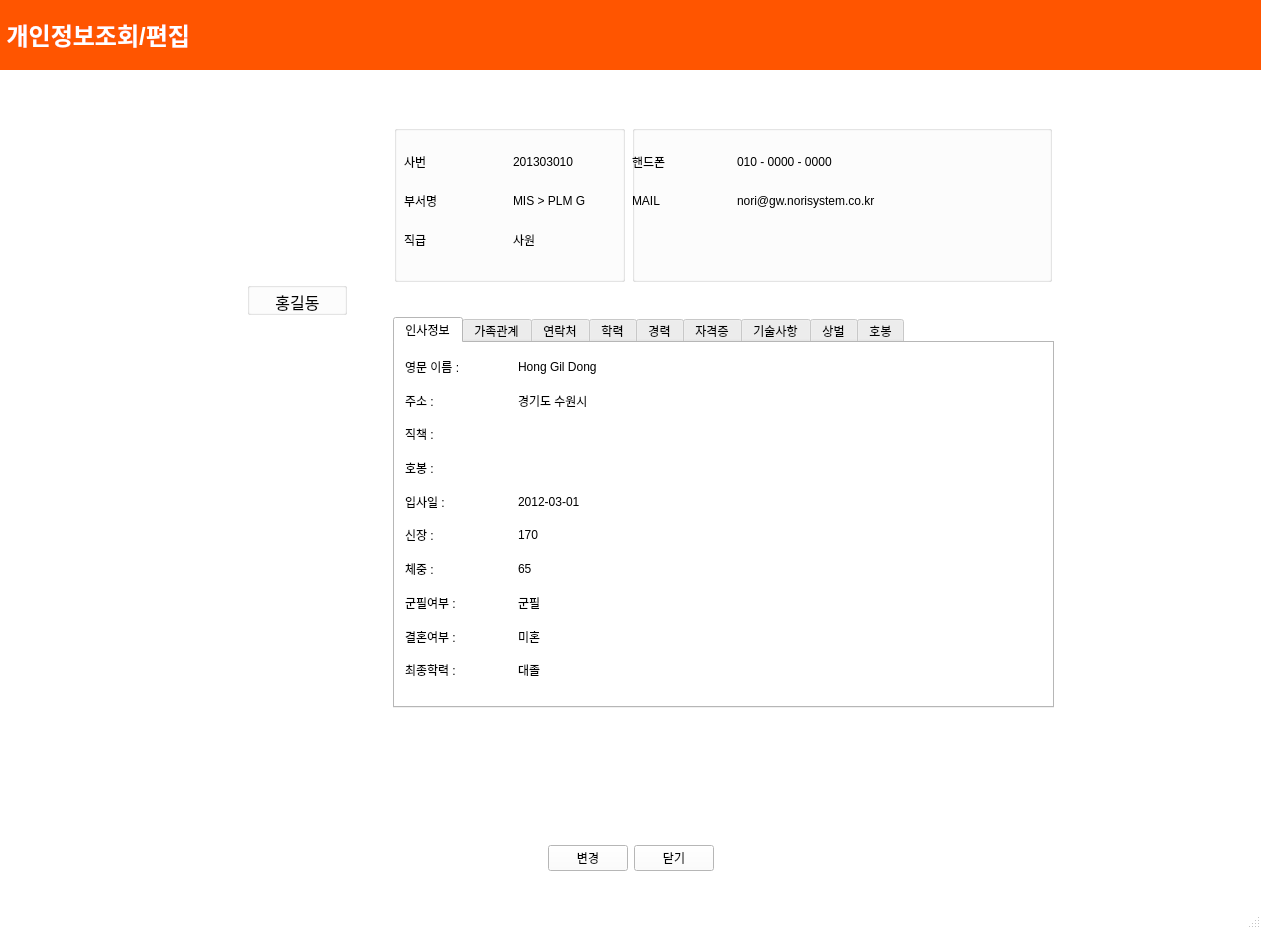
This is emp_info.ui in hyeona-jeong/HRIS as Qt 5 draws it before an edit. The edited form follows.
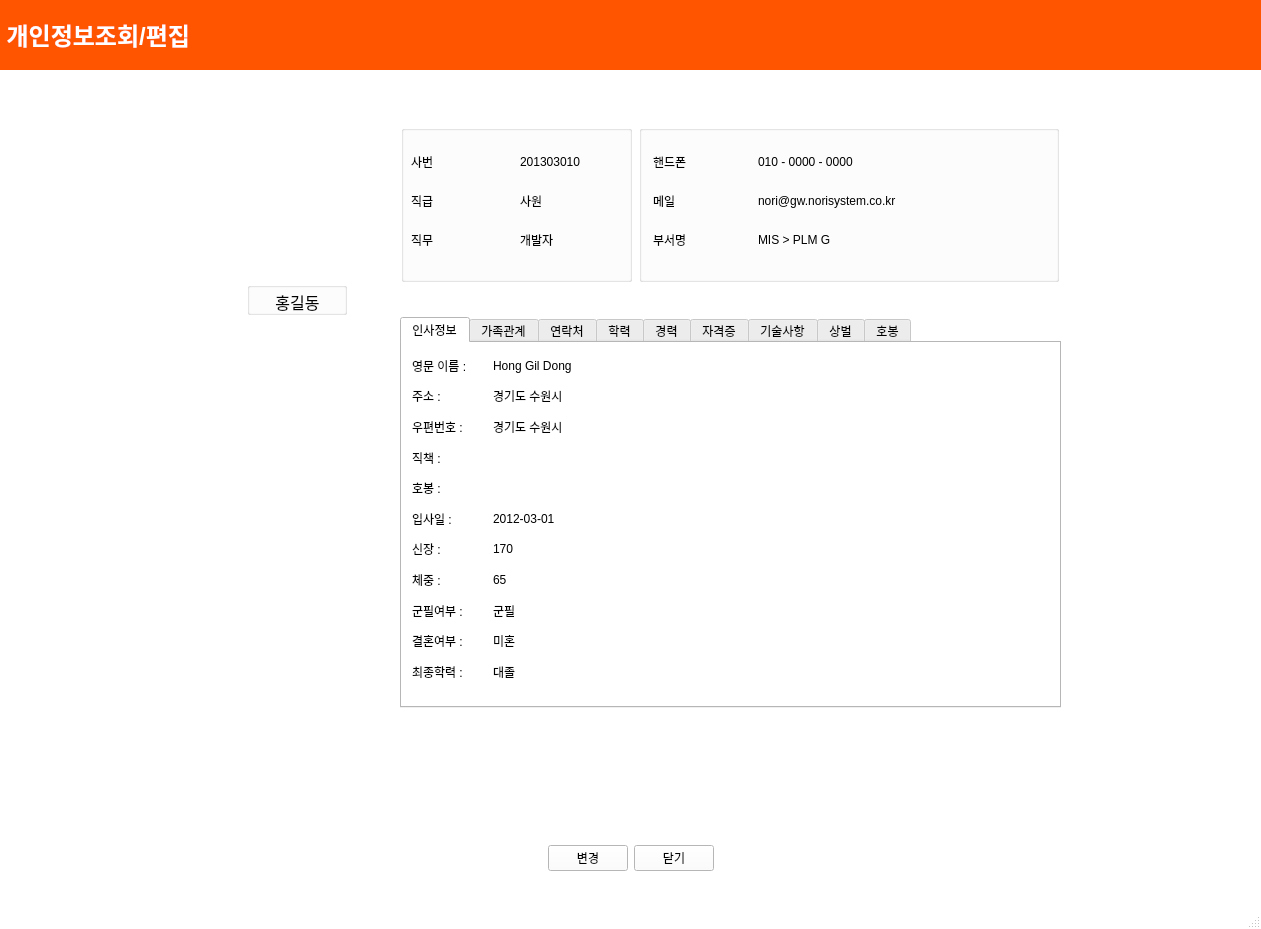
This is the edited form. Icons and pictures are not drawn.

The edit to the form file:
```diff
--- a/emp_info.ui
+++ b/emp_info.ui
@@ -637,13 +637,13 @@
             <widget class="QLabel" name="label_19">
              <property name="minimumSize">
               <size>
-               <width>0</width>
+               <width>194</width>
                <height>151</height>
               </size>
              </property>
              <property name="maximumSize">
               <size>
-               <width>16777215</width>
+               <width>194</width>
                <height>151</height>
               </size>
              </property>
@@ -665,6 +665,9 @@
                <property name="orientation">
                 <enum>Qt::Horizontal</enum>
                </property>
+               <property name="sizeType">
+                <enum>QSizePolicy::Fixed</enum>
+               </property>
                <property name="sizeHint" stdset="0">
                 <size>
                  <width>40</width>
@@ -728,6 +731,9 @@
                <property name="orientation">
                 <enum>Qt::Horizontal</enum>
                </property>
+               <property name="sizeType">
+                <enum>QSizePolicy::Fixed</enum>
+               </property>
                <property name="sizeHint" stdset="0">
                 <size>
                  <width>40</width>
@@ -801,17 +807,10 @@
                  </rect>
                 </property>
                 <layout class="QGridLayout" name="gridLayout_10">
-                 <item row="0" column="0">
-                  <widget class="QLabel" name="label_76">
+                 <item row="2" column="1">
+                  <widget class="QLabel" name="position">
                    <property name="text">
-                    <string>사번</string>
-                   </property>
-                  </widget>
-                 </item>
-                 <item row="1" column="0">
-                  <widget class="QLabel" name="label_77">
-                   <property name="text">
-                    <string>부서명</string>
+                    <string>개발자</string>
                    </property>
                   </widget>
                  </item>
@@ -822,22 +821,29 @@
                    </property>
                   </widget>
                  </item>
-                 <item row="1" column="1">
-                  <widget class="QLabel" name="label_79">
-                   <property name="text">
-                    <string>MIS &gt; PLM G</string>
-                   </property>
-                  </widget>
-                 </item>
                  <item row="2" column="0">
                   <widget class="QLabel" name="label_80">
                    <property name="text">
+                    <string>직무</string>
+                   </property>
+                  </widget>
+                 </item>
+                 <item row="0" column="0">
+                  <widget class="QLabel" name="label_76">
+                   <property name="text">
+                    <string>사번</string>
+                   </property>
+                  </widget>
+                 </item>
+                 <item row="1" column="0">
+                  <widget class="QLabel" name="label_86">
+                   <property name="text">
                     <string>직급</string>
                    </property>
                   </widget>
                  </item>
-                 <item row="2" column="1">
-                  <widget class="QLabel" name="label_81">
+                 <item row="1" column="1">
+                  <widget class="QLabel" name="emprank">
                    <property name="text">
                     <string>사원</string>
                    </property>
@@ -867,7 +873,7 @@
                <widget class="QWidget" name="gridLayoutWidget_8">
                 <property name="geometry">
                  <rect>
-                  <x>0</x>
+                  <x>14</x>
                   <y>20</y>
                   <width>401</width>
                   <height>111</height>
@@ -877,7 +883,7 @@
                  <item row="1" column="0">
                   <widget class="QLabel" name="label_82">
                    <property name="text">
-                    <string>MAIL</string>
+                    <string>메일</string>
                    </property>
                   </widget>
                  </item>
@@ -895,20 +901,6 @@
                    </property>
                   </widget>
                  </item>
-                 <item row="2" column="0">
-                  <widget class="QLabel" name="label_85">
-                   <property name="text">
-                    <string/>
-                   </property>
-                  </widget>
-                 </item>
-                 <item row="2" column="1">
-                  <widget class="QLabel" name="label_86">
-                   <property name="text">
-                    <string/>
-                   </property>
-                  </widget>
-                 </item>
                  <item row="0" column="1">
                   <widget class="QLabel" name="label_87">
                    <property name="text">
@@ -916,6 +908,20 @@
                    </property>
                   </widget>
                  </item>
+                 <item row="2" column="0">
+                  <widget class="QLabel" name="label_77">
+                   <property name="text">
+                    <string>부서명</string>
+                   </property>
+                  </widget>
+                 </item>
+                 <item row="2" column="1">
+                  <widget class="QLabel" name="dept">
+                   <property name="text">
+                    <string>MIS &gt; PLM G</string>
+                   </property>
+                  </widget>
+                 </item>
                 </layout>
                </widget>
               </widget>
@@ -985,7 +991,64 @@
                   <height>331</height>
                  </rect>
                 </property>
-                <layout class="QGridLayout" name="gridLayout_42" columnstretch="1,7">
+                <layout class="QGridLayout" name="gridLayout_42" columnstretch="1,0">
+                 <item row="5" column="0">
+                  <widget class="QLabel" name="label_392">
+                   <property name="sizePolicy">
+                    <sizepolicy hsizetype="Minimum" vsizetype="Minimum">
+                     <horstretch>0</horstretch>
+                     <verstretch>0</verstretch>
+                    </sizepolicy>
+                   </property>
+                   <property name="minimumSize">
+                    <size>
+                     <width>75</width>
+                     <height>20</height>
+                    </size>
+                   </property>
+                   <property name="maximumSize">
+                    <size>
+                     <width>75</width>
+                     <height>16777215</height>
+                    </size>
+                   </property>
+                   <property name="text">
+                    <string>입사일 :</string>
+                   </property>
+                  </widget>
+                 </item>
+                 <item row="3" column="1">
+                  <widget class="QLabel" name="work_pos">
+                   <property name="text">
+                    <string/>
+                   </property>
+                  </widget>
+                 </item>
+                 <item row="1" column="0">
+                  <widget class="QLabel" name="label_389">
+                   <property name="sizePolicy">
+                    <sizepolicy hsizetype="Minimum" vsizetype="Minimum">
+                     <horstretch>0</horstretch>
+                     <verstretch>0</verstretch>
+                    </sizepolicy>
+                   </property>
+                   <property name="minimumSize">
+                    <size>
+                     <width>75</width>
+                     <height>20</height>
+                    </size>
+                   </property>
+                   <property name="maximumSize">
+                    <size>
+                     <width>75</width>
+                     <height>16777215</height>
+                    </size>
+                   </property>
+                   <property name="text">
+                    <string>주소 : </string>
+                   </property>
+                  </widget>
+                 </item>
                  <item row="0" column="0">
                   <widget class="QLabel" name="label_385">
                    <property name="sizePolicy">
@@ -996,150 +1059,30 @@
                    </property>
                    <property name="minimumSize">
                     <size>
-                     <width>107</width>
+                     <width>75</width>
                      <height>20</height>
                     </size>
                    </property>
+                   <property name="maximumSize">
+                    <size>
+                     <width>75</width>
+                     <height>16777215</height>
+                    </size>
+                   </property>
                    <property name="text">
                     <string>영문 이름 :</string>
                    </property>
                   </widget>
                  </item>
-                 <item row="8" column="0">
-                  <widget class="QLabel" name="label_386">
-                   <property name="sizePolicy">
-                    <sizepolicy hsizetype="Minimum" vsizetype="Minimum">
-                     <horstretch>0</horstretch>
-                     <verstretch>0</verstretch>
-                    </sizepolicy>
-                   </property>
-                   <property name="minimumSize">
-                    <size>
-                     <width>107</width>
-                     <height>20</height>
-                    </size>
-                   </property>
+                 <item row="4" column="1">
+                  <widget class="QLabel" name="sal">
                    <property name="text">
-                    <string>결혼여부 :</string>
+                    <string/>
                    </property>
                   </widget>
                  </item>
                  <item row="6" column="1">
-                  <widget class="QLabel" name="label_387">
-                   <property name="sizePolicy">
-                    <sizepolicy hsizetype="Minimum" vsizetype="Minimum">
-                     <horstretch>0</horstretch>
-                     <verstretch>0</verstretch>
-                    </sizepolicy>
-                   </property>
-                   <property name="minimumSize">
-                    <size>
-                     <width>352</width>
-                     <height>20</height>
-                    </size>
-                   </property>
-                   <property name="text">
-                    <string>65</string>
-                   </property>
-                  </widget>
-                 </item>
-                 <item row="3" column="0">
-                  <widget class="QLabel" name="label_388">
-                   <property name="sizePolicy">
-                    <sizepolicy hsizetype="Minimum" vsizetype="Minimum">
-                     <horstretch>0</horstretch>
-                     <verstretch>0</verstretch>
-                    </sizepolicy>
-                   </property>
-                   <property name="minimumSize">
-                    <size>
-                     <width>107</width>
-                     <height>20</height>
-                    </size>
-                   </property>
-                   <property name="text">
-                    <string>호봉 :</string>
-                   </property>
-                  </widget>
-                 </item>
-                 <item row="1" column="0">
-                  <widget class="QLabel" name="label_389">
-                   <property name="sizePolicy">
-                    <sizepolicy hsizetype="Minimum" vsizetype="Minimum">
-                     <horstretch>0</horstretch>
-                     <verstretch>0</verstretch>
-                    </sizepolicy>
-                   </property>
-                   <property name="minimumSize">
-                    <size>
-                     <width>107</width>
-                     <height>20</height>
-                    </size>
-                   </property>
-                   <property name="text">
-                    <string>주소 : </string>
-                   </property>
-                  </widget>
-                 </item>
-                 <item row="7" column="1">
-                  <widget class="QLabel" name="label_390">
-                   <property name="sizePolicy">
-                    <sizepolicy hsizetype="Minimum" vsizetype="Minimum">
-                     <horstretch>0</horstretch>
-                     <verstretch>0</verstretch>
-                    </sizepolicy>
-                   </property>
-                   <property name="minimumSize">
-                    <size>
-                     <width>352</width>
-                     <height>20</height>
-                    </size>
-                   </property>
-                   <property name="text">
-                    <string>군필</string>
-                   </property>
-                  </widget>
-                 </item>
-                 <item row="9" column="0">
-                  <widget class="QLabel" name="label_391">
-                   <property name="sizePolicy">
-                    <sizepolicy hsizetype="Minimum" vsizetype="Minimum">
-                     <horstretch>0</horstretch>
-                     <verstretch>0</verstretch>
-                    </sizepolicy>
-                   </property>
-                   <property name="minimumSize">
-                    <size>
-                     <width>107</width>
-                     <height>20</height>
-                    </size>
-                   </property>
-                   <property name="text">
-                    <string>최종학력 :</string>
-                   </property>
-                  </widget>
-                 </item>
-                 <item row="4" column="0">
-                  <widget class="QLabel" name="label_392">
-                   <property name="sizePolicy">
-                    <sizepolicy hsizetype="Minimum" vsizetype="Minimum">
-                     <horstretch>0</horstretch>
-                     <verstretch>0</verstretch>
-                    </sizepolicy>
-                   </property>
-                   <property name="minimumSize">
-                    <size>
-                     <width>107</width>
-                     <height>20</height>
-                    </size>
-                   </property>
-                   <property name="text">
-                    <string>입사일 :</string>
-                   </property>
-                  </widget>
-                 </item>
-                 <item row="5" column="1">
-                  <widget class="QLabel" name="label_393">
+                  <widget class="QLabel" name="height">
                    <property name="sizePolicy">
                     <sizepolicy hsizetype="Minimum" vsizetype="Minimum">
                      <horstretch>0</horstretch>
@@ -1176,8 +1119,27 @@
                    </property>
                   </widget>
                  </item>
-                 <item row="4" column="1">
-                  <widget class="QLabel" name="label_395">
+                 <item row="1" column="1">
+                  <widget class="QLabel" name="address">
+                   <property name="sizePolicy">
+                    <sizepolicy hsizetype="Minimum" vsizetype="Minimum">
+                     <horstretch>0</horstretch>
+                     <verstretch>0</verstretch>
+                    </sizepolicy>
+                   </property>
+                   <property name="minimumSize">
+                    <size>
+                     <width>352</width>
+                     <height>20</height>
+                    </size>
+                   </property>
+                   <property name="text">
+                    <string>경기도 수원시</string>
+                   </property>
+                  </widget>
+                 </item>
+                 <item row="5" column="1">
+                  <widget class="QLabel" name="joindate">
                    <property name="sizePolicy">
                     <sizepolicy hsizetype="Minimum" vsizetype="Minimum">
                      <horstretch>0</horstretch>
@@ -1195,26 +1157,7 @@
                    </property>
                   </widget>
                  </item>
-                 <item row="1" column="1">
-                  <widget class="QLabel" name="label_396">
-                   <property name="sizePolicy">
-                    <sizepolicy hsizetype="Minimum" vsizetype="Minimum">
-                     <horstretch>0</horstretch>
-                     <verstretch>0</verstretch>
-                    </sizepolicy>
-                   </property>
-                   <property name="minimumSize">
-                    <size>
-                     <width>352</width>
-                     <height>20</height>
-                    </size>
-                   </property>
-                   <property name="text">
-                    <string>경기도 수원시</string>
-                   </property>
-                  </widget>
-                 </item>
-                 <item row="5" column="0">
+                 <item row="6" column="0">
                   <widget class="QLabel" name="label_397">
                    <property name="sizePolicy">
                     <sizepolicy hsizetype="Minimum" vsizetype="Minimum">
@@ -1224,54 +1167,22 @@
                    </property>
                    <property name="minimumSize">
                     <size>
-                     <width>107</width>
+                     <width>75</width>
                      <height>20</height>
                     </size>
                    </property>
+                   <property name="maximumSize">
+                    <size>
+                     <width>75</width>
+                     <height>16777215</height>
+                    </size>
+                   </property>
                    <property name="text">
                     <string>신장 :</string>
                    </property>
                   </widget>
                  </item>
-                 <item row="8" column="1">
-                  <widget class="QLabel" name="label_398">
-                   <property name="sizePolicy">
-                    <sizepolicy hsizetype="Minimum" vsizetype="Minimum">
-                     <horstretch>0</horstretch>
-                     <verstretch>0</verstretch>
-                    </sizepolicy>
-                   </property>
-                   <property name="minimumSize">
-                    <size>
-                     <width>352</width>
-                     <height>20</height>
-                    </size>
-                   </property>
-                   <property name="text">
-                    <string>미혼</string>
-                   </property>
-                  </widget>
-                 </item>
-                 <item row="7" column="0">
-                  <widget class="QLabel" name="label_399">
-                   <property name="sizePolicy">
-                    <sizepolicy hsizetype="Minimum" vsizetype="Minimum">
-                     <horstretch>0</horstretch>
-                     <verstretch>0</verstretch>
-                    </sizepolicy>
-                   </property>
-                   <property name="minimumSize">
-                    <size>
-                     <width>107</width>
-                     <height>20</height>
-                    </size>
-                   </property>
-                   <property name="text">
-                    <string>군필여부 :</string>
-                   </property>
-                  </widget>
-                 </item>
-                 <item row="2" column="0">
+                 <item row="3" column="0">
                   <widget class="QLabel" name="label_400">
                    <property name="sizePolicy">
                     <sizepolicy hsizetype="Minimum" vsizetype="Minimum">
@@ -1281,16 +1192,135 @@
                    </property>
                    <property name="minimumSize">
                     <size>
-                     <width>107</width>
+                     <width>75</width>
                      <height>20</height>
                     </size>
                    </property>
+                   <property name="maximumSize">
+                    <size>
+                     <width>75</width>
+                     <height>16777215</height>
+                    </size>
+                   </property>
                    <property name="text">
                     <string>직책 :</string>
                    </property>
                   </widget>
                  </item>
-                 <item row="6" column="0">
+                 <item row="10" column="1">
+                  <widget class="QLabel" name="lastedu">
+                   <property name="sizePolicy">
+                    <sizepolicy hsizetype="Minimum" vsizetype="Minimum">
+                     <horstretch>0</horstretch>
+                     <verstretch>0</verstretch>
+                    </sizepolicy>
+                   </property>
+                   <property name="minimumSize">
+                    <size>
+                     <width>352</width>
+                     <height>20</height>
+                    </size>
+                   </property>
+                   <property name="text">
+                    <string>대졸</string>
+                   </property>
+                  </widget>
+                 </item>
+                 <item row="4" column="0">
+                  <widget class="QLabel" name="label_388">
+                   <property name="sizePolicy">
+                    <sizepolicy hsizetype="Minimum" vsizetype="Minimum">
+                     <horstretch>0</horstretch>
+                     <verstretch>0</verstretch>
+                    </sizepolicy>
+                   </property>
+                   <property name="minimumSize">
+                    <size>
+                     <width>75</width>
+                     <height>20</height>
+                    </size>
+                   </property>
+                   <property name="maximumSize">
+                    <size>
+                     <width>75</width>
+                     <height>16777215</height>
+                    </size>
+                   </property>
+                   <property name="text">
+                    <string>호봉 :</string>
+                   </property>
+                  </widget>
+                 </item>
+                 <item row="10" column="0">
+                  <widget class="QLabel" name="label_391">
+                   <property name="sizePolicy">
+                    <sizepolicy hsizetype="Minimum" vsizetype="Minimum">
+                     <horstretch>0</horstretch>
+                     <verstretch>0</verstretch>
+                    </sizepolicy>
+                   </property>
+                   <property name="minimumSize">
+                    <size>
+                     <width>75</width>
+                     <height>20</height>
+                    </size>
+                   </property>
+                   <property name="maximumSize">
+                    <size>
+                     <width>75</width>
+                     <height>16777215</height>
+                    </size>
+                   </property>
+                   <property name="text">
+                    <string>최종학력 :</string>
+                   </property>
+                  </widget>
+                 </item>
+                 <item row="8" column="0">
+                  <widget class="QLabel" name="label_399">
+                   <property name="sizePolicy">
+                    <sizepolicy hsizetype="Minimum" vsizetype="Minimum">
+                     <horstretch>0</horstretch>
+                     <verstretch>0</verstretch>
+                    </sizepolicy>
+                   </property>
+                   <property name="minimumSize">
+                    <size>
+                     <width>75</width>
+                     <height>20</height>
+                    </size>
+                   </property>
+                   <property name="maximumSize">
+                    <size>
+                     <width>75</width>
+                     <height>16777215</height>
+                    </size>
+                   </property>
+                   <property name="text">
+                    <string>군필여부 :</string>
+                   </property>
+                  </widget>
+                 </item>
+                 <item row="7" column="1">
+                  <widget class="QLabel" name="weight">
+                   <property name="sizePolicy">
+                    <sizepolicy hsizetype="Minimum" vsizetype="Minimum">
+                     <horstretch>0</horstretch>
+                     <verstretch>0</verstretch>
+                    </sizepolicy>
+                   </property>
+                   <property name="minimumSize">
+                    <size>
+                     <width>352</width>
+                     <height>20</height>
+                    </size>
+                   </property>
+                   <property name="text">
+                    <string>65</string>
+                   </property>
+                  </widget>
+                 </item>
+                 <item row="7" column="0">
                   <widget class="QLabel" name="label_401">
                    <property name="sizePolicy">
                     <sizepolicy hsizetype="Minimum" vsizetype="Minimum">
@@ -1300,10 +1330,16 @@
                    </property>
                    <property name="minimumSize">
                     <size>
-                     <width>107</width>
+                     <width>75</width>
                      <height>20</height>
                     </size>
                    </property>
+                   <property name="maximumSize">
+                    <size>
+                     <width>75</width>
+                     <height>16777215</height>
+                    </size>
+                   </property>
                    <property name="text">
                     <string>체중 :</string>
                    </property>
@@ -1324,21 +1360,95 @@
                     </size>
                    </property>
                    <property name="text">
-                    <string>대졸</string>
+                    <string>미혼</string>
+                   </property>
+                  </widget>
+                 </item>
+                 <item row="9" column="0">
+                  <widget class="QLabel" name="label_386">
+                   <property name="sizePolicy">
+                    <sizepolicy hsizetype="Minimum" vsizetype="Minimum">
+                     <horstretch>0</horstretch>
+                     <verstretch>0</verstretch>
+                    </sizepolicy>
+                   </property>
+                   <property name="minimumSize">
+                    <size>
+                     <width>75</width>
+                     <height>20</height>
+                    </size>
+                   </property>
+                   <property name="maximumSize">
+                    <size>
+                     <width>75</width>
+                     <height>16777215</height>
+                    </size>
+                   </property>
+                   <property name="text">
+                    <string>결혼여부 :</string>
+                   </property>
+                  </widget>
+                 </item>
+                 <item row="8" column="1">
+                  <widget class="QLabel" name="militay">
+                   <property name="sizePolicy">
+                    <sizepolicy hsizetype="Minimum" vsizetype="Minimum">
+                     <horstretch>0</horstretch>
+                     <verstretch>0</verstretch>
+                    </sizepolicy>
+                   </property>
+                   <property name="minimumSize">
+                    <size>
+                     <width>352</width>
+                     <height>20</height>
+                    </size>
+                   </property>
+                   <property name="text">
+                    <string>군필</string>
+                   </property>
+                  </widget>
+                 </item>
+                 <item row="2" column="0">
+                  <widget class="QLabel" name="label_390">
+                   <property name="sizePolicy">
+                    <sizepolicy hsizetype="Minimum" vsizetype="Minimum">
+                     <horstretch>0</horstretch>
+                     <verstretch>0</verstretch>
+                    </sizepolicy>
+                   </property>
+                   <property name="minimumSize">
+                    <size>
+                     <width>75</width>
+                     <height>20</height>
+                    </size>
+                   </property>
+                   <property name="maximumSize">
+                    <size>
+                     <width>75</width>
+                     <height>16777215</height>
+                    </size>
+                   </property>
+                   <property name="text">
+                    <string>우편번호 : </string>
                    </property>
                   </widget>
                  </item>
                  <item row="2" column="1">
-                  <widget class="QLabel" name="label_403">
-                   <property name="text">
-                    <string/>
+                  <widget class="QLabel" name="addressnum">
+                   <property name="sizePolicy">
+                    <sizepolicy hsizetype="Minimum" vsizetype="Minimum">
+                     <horstretch>0</horstretch>
+                     <verstretch>0</verstretch>
+                    </sizepolicy>
                    </property>
-                  </widget>
-                 </item>
-                 <item row="3" column="1">
-                  <widget class="QLabel" name="label_404">
+                   <property name="minimumSize">
+                    <size>
+                     <width>352</width>
+                     <height>20</height>
+                    </size>
+                   </property>
                    <property name="text">
-                    <string/>
+                    <string>경기도 수원시</string>
                    </property>
                   </widget>
                  </item>
```
Left out of the diff: 16 changed lines with no effect on the pictures.
